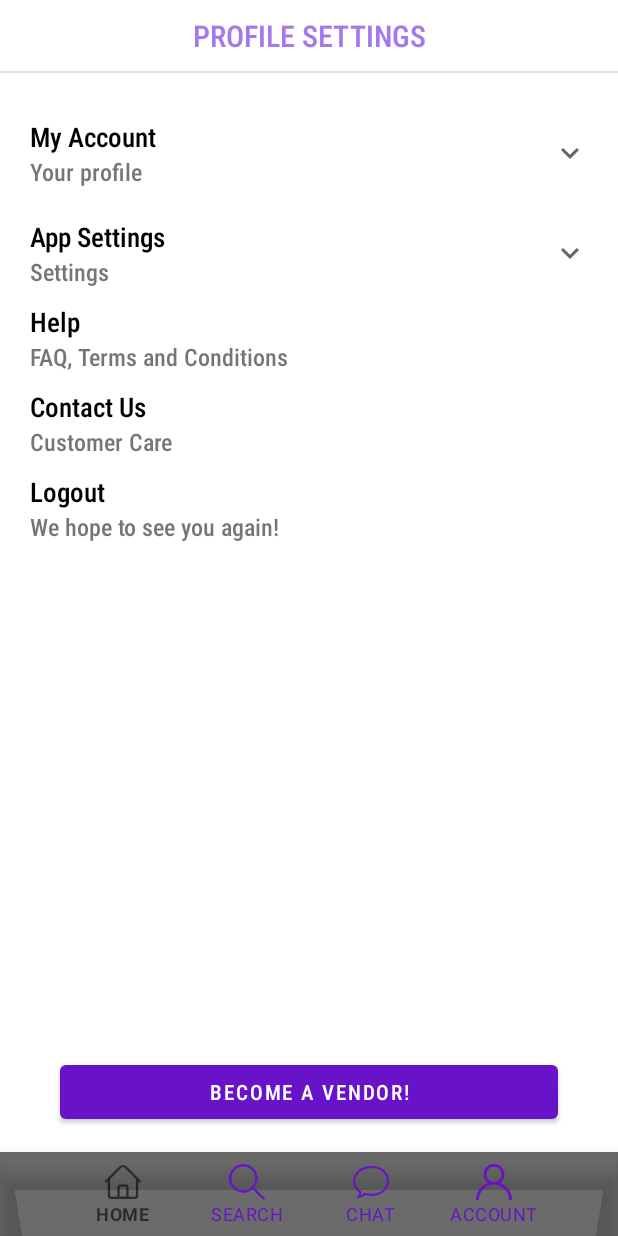
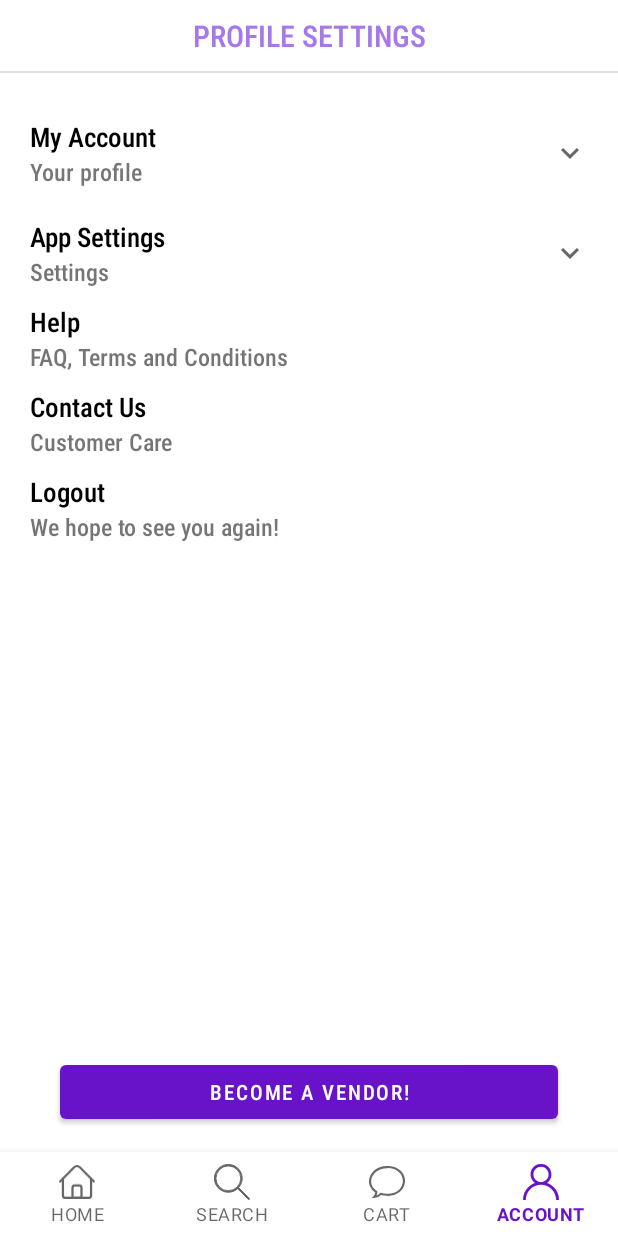
Before and after one commit to Shobhit2000/VyAppar, an Android app: the Activity_MAIN screen opened directly, with no data from a screen before it, item 4 of the bottom bar chosen, on a phone screen of 412 x 824 dp. Run offline under Robolectric (Android 15) with nearby library versions, the phone set to English and light mode, and no system bars; our stand-ins replace Firebase (no records; nobody signed in at launch, a user with empty details on screens opened directly), androidx.preference; Roboto replaces fonts that are not available here.

Commit message:
Errors resolved

```diff
--- a/GOV/app/src/main/java/com/example/gov/Activity/Activity_MAIN.java
+++ b/GOV/app/src/main/java/com/example/gov/Activity/Activity_MAIN.java
@@ -3,6 +3,7 @@ package com.example.gov.Activity;
 import android.content.SharedPreferences;
 import android.os.Build;
 import android.os.Bundle;
+import android.util.Log;
 import android.view.MenuItem;
 import android.widget.FrameLayout;
 import android.widget.TextView;
@@ -48,7 +49,8 @@ public class Activity_MAIN extends AppCompatActivity implements Adapter_Home_Top
         bnw.setOnNavigationItemSelectedListener(navListener);
         preferences= PreferenceManager.getDefaultSharedPreferences(getBaseContext());
         preferences.edit().putBoolean("switch_preference_1",false).commit();
-        bnw.inflateMenu(R.menu.menu_bottom_nav_bar);
+        Log.e("Main Activity",bnw.getMaxItemCount()+"");
+        //bnw.inflateMenu(R.menu.menu_bottom_nav_bar);
 
         APPLICATION_CLASS.NAME=preferences.getString("Name","Blank");
         APPLICATION_CLASS.ADDRESS=preferences.getString("address","Blank");
--- a/GOV/app/src/main/res/layout/activity_main2.xml
+++ b/GOV/app/src/main/res/layout/activity_main2.xml
@@ -27,7 +27,7 @@
         android:id="@+id/bottomnw"
         android:layout_width="match_parent"
         android:layout_height="wrap_content"
-        app:backgroundTint="@color/greybar"
+        android:background="@android:color/white"
         app:elevation="8dp"
         app:labelVisibilityMode="labeled"
         app:layout_constraintBottom_toBottomOf="parent"
--- a/GOV/app/src/main/res/menu/menu_bottom_nav_bar.xml
+++ b/GOV/app/src/main/res/menu/menu_bottom_nav_bar.xml
@@ -10,7 +10,7 @@
         android:id="@+id/searchbottom"
         android:enabled="true"/>
 
-    <item android:title="CHAT"
+    <item android:title="CART"
         android:icon="@drawable/ic_speech_bubble_48_"
         android:id="@+id/cartbottom"
         android:iconTint="@color/Orangeapp"
--- a/GOV/build.gradle
+++ b/GOV/build.gradle
@@ -5,7 +5,7 @@ buildscript {
         jcenter()
     }
     dependencies {
-        classpath "com.android.tools.build:gradle:4.0.0"
+        classpath 'com.android.tools.build:gradle:4.1.1'
         classpath 'com.google.gms:google-services:4.2.0'
 
         // NOTE: Do not place your application dependencies here; they belong
```
Also changed, not shown: GOV/gradle/wrapper/gradle-wrapper.properties, 1 other file.
